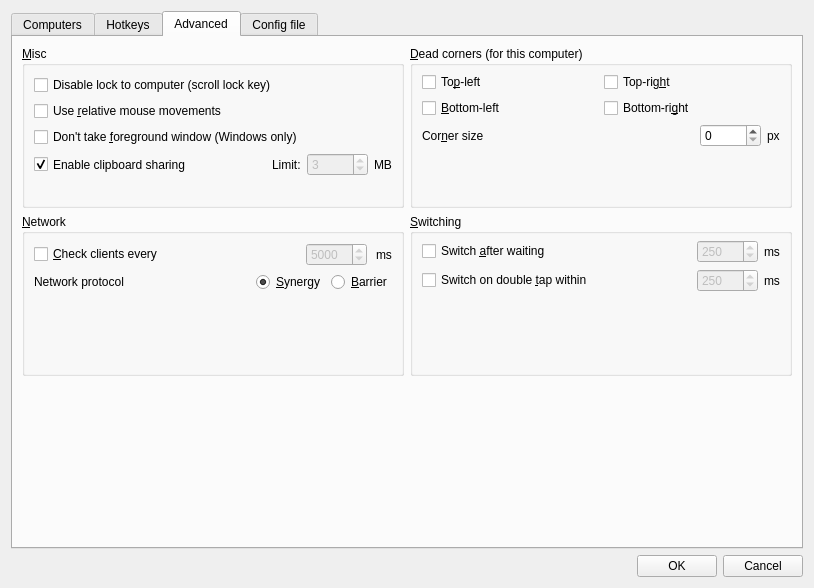
deskflow/deskflow, file src/apps/deskflow-gui/dialogs/ServerConfigDialog.ui: the form before one commit.
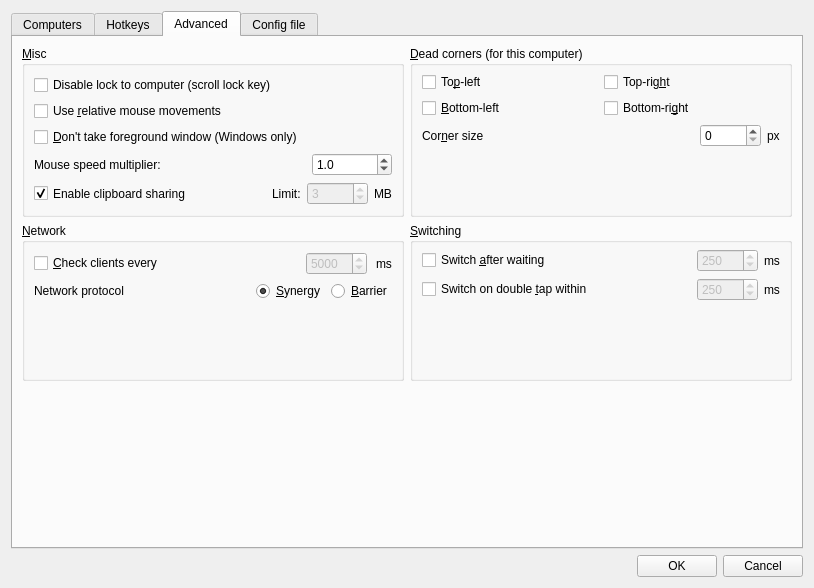
The form after the commit. The open tabs and pages were chosen to show the change. Custom widgets are drawn as their Qt base class.

Commit message: feat: add mouse speed control in advanced tab

What changed in the file:
```diff
--- a/src/apps/deskflow-gui/dialogs/ServerConfigDialog.ui
+++ b/src/apps/deskflow-gui/dialogs/ServerConfigDialog.ui
@@ -474,14 +474,53 @@
           </item>
           <item>
            <widget class="QCheckBox" name="m_pCheckBoxWin32KeepForeground">
-            <property name="enabled">
-             <bool>true</bool>
-            </property>
             <property name="text">
-             <string>Don't take &amp;foreground window (Windows only)</string>
+             <string>&amp;Don't take foreground window (Windows only)</string>
             </property>
            </widget>
           </item>
+          <item>
+           <layout class="QHBoxLayout" name="horizontalLayout_MouseSpeed">
+            <item>
+             <widget class="QLabel" name="m_pLabelMouseSpeed">
+              <property name="text">
+               <string>Mouse speed multiplier:</string>
+              </property>
+             </widget>
+            </item>
+            <item>
+             <widget class="QDoubleSpinBox" name="m_pSpinBoxMouseSpeed">
+              <property name="sizePolicy">
+               <sizepolicy hsizetype="Fixed" vsizetype="Fixed">
+                <horstretch>0</horstretch>
+                <verstretch>0</verstretch>
+               </sizepolicy>
+              </property>
+              <property name="minimumSize">
+               <size>
+                <width>80</width>
+                <height>0</height>
+               </size>
+              </property>
+              <property name="decimals">
+               <number>1</number>
+              </property>
+              <property name="minimum">
+               <double>0.1</double>
+              </property>
+              <property name="maximum">
+               <double>10.0</double>
+              </property>
+              <property name="singleStep">
+               <double>0.1</double>
+              </property>
+              <property name="value">
+               <double>1.0</double>
+              </property>
+             </widget>
+            </item>
+           </layout>
+          </item>
           <item>
            <layout class="QHBoxLayout" name="m_pLayoutClipboard">
             <property name="spacing">
```
The commit also changes 13 other files.
